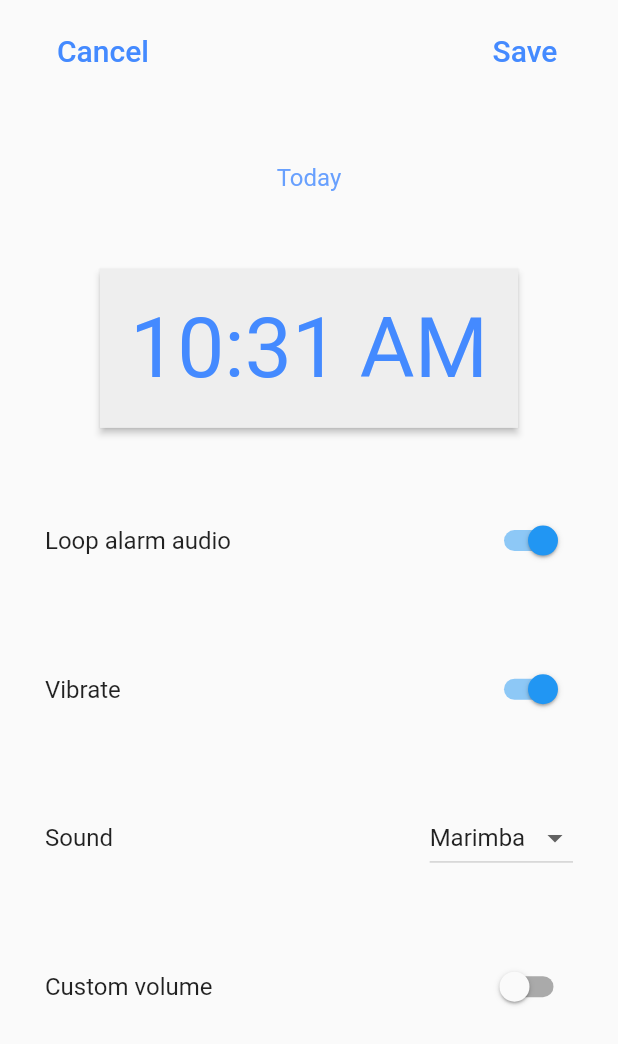
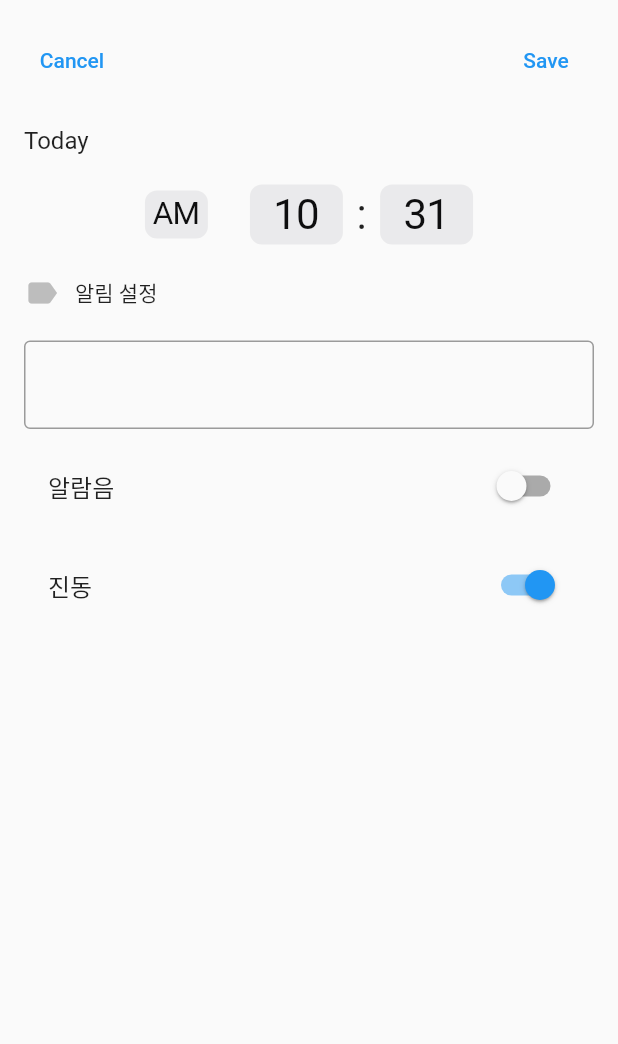
Before and after one commit to k2h2j3/ETF_Alarm, a Flutter app: the ExampleAlarmEditScreen screen opened directly, on a phone screen of 412 x 824 dp. Shown: the top 1044 px of the screen. Run offline on Flutter 3.47's test engine with Material 3 defaults, Android fonts, the phone set to English and light mode, and no system bars; our stand-ins replace permission_handler; missing offline and left inert: alarm.

Commit message:
UI수정

```diff
--- a/lib/screens/edit_alarm.dart
+++ b/lib/screens/edit_alarm.dart
@@ -1,5 +1,6 @@
 import 'package:alarm/alarm.dart';
 import 'package:alarm/model/alarm_settings.dart';
+import 'package:flutter/cupertino.dart';
 import 'package:flutter/material.dart';
 
 class ExampleAlarmEditScreen extends StatefulWidget {
@@ -14,6 +15,9 @@ class ExampleAlarmEditScreen extends StatefulWidget {
 
 class _ExampleAlarmEditScreenState extends State<ExampleAlarmEditScreen> {
   bool loading = false;
+  // 알람 이름을 저장할 변수 추가
+  String alarmName = '';
+
 
   late bool creating;
   late DateTime selectedDateTime;
@@ -118,159 +122,155 @@ class _ExampleAlarmEditScreenState extends State<ExampleAlarmEditScreen> {
 
   @override
   Widget build(BuildContext context) {
-    return Padding(
-      padding: const EdgeInsets.symmetric(vertical: 10, horizontal: 30),
+    final hours = List<int>.generate(12, (index) => index);
+    final minutes = List<int>.generate(60, (index) => index);
+    final ampm = ['AM', 'PM'];
+
+    return Scaffold(
+      body: SafeArea(
+        child: Padding(
+          padding: const EdgeInsets.all(16.0),
           child: Column(
-        mainAxisAlignment: MainAxisAlignment.spaceBetween,
+            crossAxisAlignment: CrossAxisAlignment.start,
             children: [
               Row(
                 mainAxisAlignment: MainAxisAlignment.spaceBetween,
                 children: [
                   TextButton(
-                onPressed: () => Navigator.pop(context, false),
-                child: Text(
-                  "Cancel",
-                  style: Theme.of(context)
-                      .textTheme
-                      .titleLarge!
-                      .copyWith(color: Colors.blueAccent),
-                ),
+                    onPressed: () => Navigator.pop(context),
+                    child: const Text('Cancel'),
                   ),
                   TextButton(
                     onPressed: saveAlarm,
                     child: loading
                         ? const CircularProgressIndicator()
-                    : Text(
-                  "Save",
-                  style: Theme.of(context)
-                      .textTheme
-                      .titleLarge!
-                      .copyWith(color: Colors.blueAccent),
+                        : const Text('Save'),
+                  ),
+                ],
+              ),
+              const SizedBox(height: 20),
+              Text(
+                getDay(),
+                style: Theme.of(context).textTheme.titleMedium,
+              ),
+              const SizedBox(height: 20),
+              Row(
+                mainAxisAlignment: MainAxisAlignment.center,
+                children: [
+                  SizedBox(
+                    width: 60,
+                    child: CupertinoPicker(
+                      itemExtent: 32,
+                      onSelectedItemChanged: (index) {
+                        setState(() {
+                          selectedDateTime = selectedDateTime.copyWith(
+                            hour: selectedDateTime.hour >= 12
+                                ? selectedDateTime.hour - 12
+                                : selectedDateTime.hour + 12,
+                          );
+                        });
+                      },
+                      children: ampm.map((ap) {
+                        return Center(child: Text(ap));
+                      }).toList(),
+                      scrollController: FixedExtentScrollController(
+                        initialItem: selectedDateTime.hour >= 12 ? 1 : 0,
+                      ),
+                      looping: true,
+                    ),
+                  ),
+                  const SizedBox(width: 10),
+                  SizedBox(
+                    width: 80,
+                    child: CupertinoPicker(
+                      itemExtent: 40,
+                      onSelectedItemChanged: (index) {
+                        setState(() {
+                          selectedDateTime = selectedDateTime.copyWith(
+                            hour: hours[index] +
+                                (selectedDateTime.hour >= 12 ? 12 : 0),
+                          );
+                        });
+                      },
+                      children: hours.map((hour) {
+                        return Center(
+                          child: Text(
+                            hour.toString().padLeft(2, '0'),
+                            style: const TextStyle(fontSize: 28),
+                          ),
+                        );
+                      }).toList(),
+                      scrollController: FixedExtentScrollController(
+                        initialItem: selectedDateTime.hour % 12,
+                      ),
+                      looping: true,
+                    ),
+                  ),
+                  const Text(
+                    ':',
+                    style: TextStyle(fontSize: 28),
+                  ),
+                  SizedBox(
+                    width: 80,
+                    child: CupertinoPicker(
+                      itemExtent: 40,
+                      onSelectedItemChanged: (index) {
+                        setState(() {
+                          selectedDateTime =
+                              selectedDateTime.copyWith(minute: minutes[index]);
+                        });
+                      },
+                      children: minutes.map((minute) {
+                        return Center(
+                          child: Text(
+                            minute.toString().padLeft(2, '0'),
+                            style: const TextStyle(fontSize: 28),
+                          ),
+                        );
+                      }).toList(),
+                      scrollController: FixedExtentScrollController(
+                        initialItem: selectedDateTime.minute,
+                      ),
+                      looping: true,
                     ),
                   ),
                 ],
               ),
-          Text(
-            getDay(),
-            style: Theme.of(context)
-                .textTheme
-                .titleMedium!
-                .copyWith(color: Colors.blueAccent.withOpacity(0.8)),
-          ),
-          RawMaterialButton(
-            onPressed: pickTime,
-            fillColor: Colors.grey[200],
-            child: Container(
-              margin: const EdgeInsets.all(20),
-              child: Text(
-                TimeOfDay.fromDateTime(selectedDateTime).format(context),
-                style: Theme.of(context)
-                    .textTheme
-                    .displayMedium!
-                    .copyWith(color: Colors.blueAccent),
-              ),
-            ),
-          ),
+              const SizedBox(height: 20),
               Row(
-            mainAxisAlignment: MainAxisAlignment.spaceBetween,
                 children: [
-              Text(
-                'Loop alarm audio',
-                style: Theme.of(context).textTheme.titleMedium,
-              ),
-              Switch(
-                value: loopAudio,
-                onChanged: (value) => setState(() => loopAudio = value),
-              ),
+                  Icon(Icons.label, color: Colors.grey[400]),
+                  const SizedBox(width: 10),
+                  const Text('알림 설정'),
                 ],
               ),
-          Row(
-            mainAxisAlignment: MainAxisAlignment.spaceBetween,
-            children: [
-              Text(
-                'Vibrate',
-                style: Theme.of(context).textTheme.titleMedium,
+              const SizedBox(height: 20),
+              // 알람 이름 입력 필드 추가
+              TextFormField(
+                initialValue: alarmName,
+                decoration: const InputDecoration(
+                  labelText: '',
+                  border: OutlineInputBorder(),
                 ),
-              Switch(
+                onChanged: (value) {
+                  setState(() {
+                    alarmName = value;
+                  });
+                },
+              ),
+              const SizedBox(height: 10),
+              SwitchListTile(
+                title: const Text('알람음'),
+                value: false,
+                onChanged: (value) {},
+              ),
+              const SizedBox(height: 10),
+              SwitchListTile(
+                title: const Text('진동'),
                 value: vibrate,
                 onChanged: (value) => setState(() => vibrate = value),
               ),
-            ],
-          ),
-          Row(
-            mainAxisAlignment: MainAxisAlignment.spaceBetween,
-            children: [
-              Text(
-                'Sound',
-                style: Theme.of(context).textTheme.titleMedium,
-              ),
-              DropdownButton(
-                value: assetAudio,
-                items: const [
-                  DropdownMenuItem<String>(
-                    value: 'assets/marimba.mp3',
-                    child: Text('Marimba'),
-                  ),
-                  DropdownMenuItem<String>(
-                    value: 'assets/nokia.mp3',
-                    child: Text('Nokia'),
-                  ),
-                  DropdownMenuItem<String>(
-                    value: 'assets/mozart.mp3',
-                    child: Text('Mozart'),
-                  ),
-                  DropdownMenuItem<String>(
-                    value: 'assets/star_wars.mp3',
-                    child: Text('Star Wars'),
-                  ),
-                  DropdownMenuItem<String>(
-                    value: 'assets/one_piece.mp3',
-                    child: Text('One Piece'),
-                  ),
-                ],
-                onChanged: (value) => setState(() => assetAudio = value!),
-              ),
-            ],
-          ),
-          Row(
-            mainAxisAlignment: MainAxisAlignment.spaceBetween,
-            children: [
-              Text(
-                'Custom volume',
-                style: Theme.of(context).textTheme.titleMedium,
-              ),
-              Switch(
-                value: volume != null,
-                onChanged: (value) =>
-                    setState(() => volume = value ? 0.5 : null),
-              ),
-            ],
-          ),
-          SizedBox(
-            height: 30,
-            child: volume != null
-                ? Row(
-              mainAxisAlignment: MainAxisAlignment.spaceBetween,
-              children: [
-                Icon(
-                  volume! > 0.7
-                      ? Icons.volume_up_rounded
-                      : volume! > 0.1
-                      ? Icons.volume_down_rounded
-                      : Icons.volume_mute_rounded,
-                ),
-                Expanded(
-                  child: Slider(
-                    value: volume!,
-                    onChanged: (value) {
-                      setState(() => volume = value);
-                    },
-                  ),
-                ),
-              ],
-            )
-                : const SizedBox(),
-          ),
+              const Spacer(),
               if (!creating)
                 TextButton(
                   onPressed: deleteAlarm,
@@ -282,8 +282,9 @@ class _ExampleAlarmEditScreenState extends State<ExampleAlarmEditScreen> {
                         .copyWith(color: Colors.red),
                   ),
                 ),
-          const SizedBox(),
             ],
+          ),
+        ),
       ),
     );
   }
--- a/lib/screens/ring.dart
+++ b/lib/screens/ring.dart
@@ -41,7 +41,7 @@ class ExampleAlarmRingScreen extends StatelessWidget {
                     ).then((_) => Navigator.pop(context));
                   },
                   child: Text(
-                    "Snooze",
+                    "알람연장",
                     style: Theme.of(context).textTheme.titleLarge,
                   ),
                 ),
@@ -51,7 +51,7 @@ class ExampleAlarmRingScreen extends StatelessWidget {
                         .then((_) => Navigator.pop(context));
                   },
                   child: Text(
-                    "Stop",
+                    "알람끄기",
                     style: Theme.of(context).textTheme.titleLarge,
                   ),
                 ),
```
Lines whose indentation alone changed are shown as unchanged.
